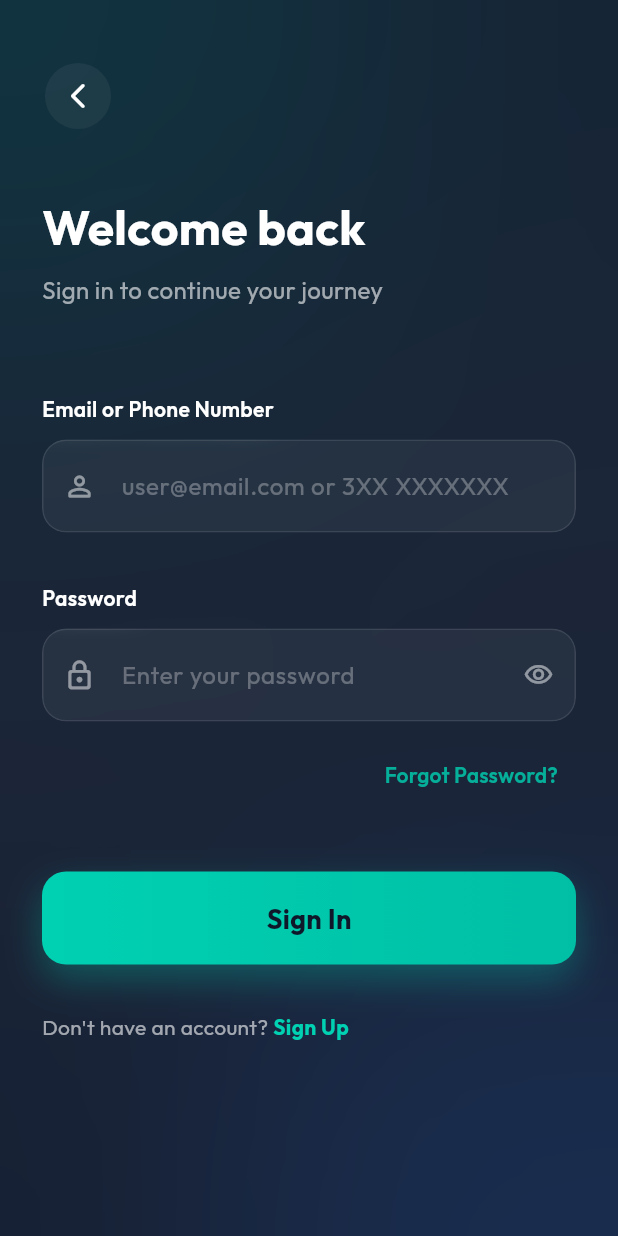
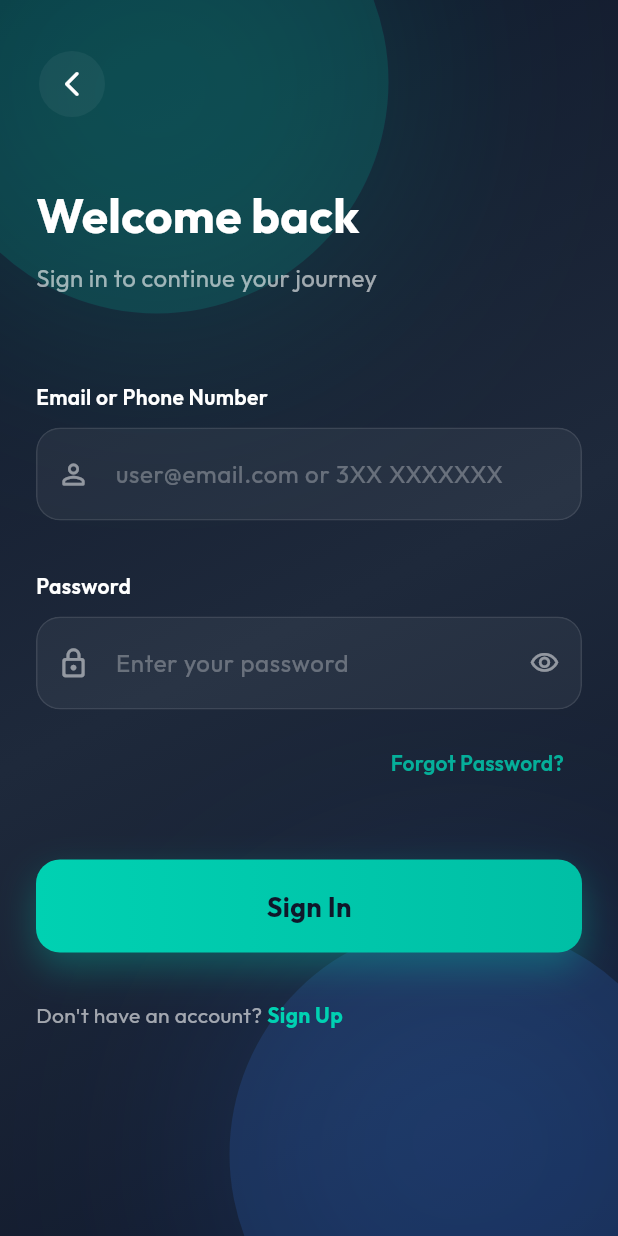
Before and after one commit to Wajhi-5092/Palm-pay, a Flutter app: the screen it shows after launch, after a tap on "Personal Account", on a phone screen of 412 x 824 dp. Run offline on Flutter 3.47's test engine with Material 3 defaults, Android fonts, the phone set to English and light mode, and no system bars; our stand-ins replace camera, cloud_firestore, cloud_functions, connectivity_plus, firebase_auth, firebase_core and 5 more; missing offline and left inert: encrypt, firebase_app_check, hand_landmarker; accounts and stored records are empty.

Commit message:
refactor: introduce responsive layout utilities and replace ambient glow with soft blob for performance improvements

```diff
--- a/lib/main.dart
+++ b/lib/main.dart
@@ -3,6 +3,7 @@ import 'package:flutter/material.dart';
 import 'package:flutter/foundation.dart';
 import 'package:paypalm/screens/splash_screen.dart';
 import 'package:paypalm/theme/app_theme.dart';
+import 'package:paypalm/theme/responsive.dart';
 import 'package:firebase_core/firebase_core.dart';
 import 'package:firebase_auth/firebase_auth.dart';
 import 'package:firebase_app_check/firebase_app_check.dart';
@@ -17,6 +18,8 @@ import 'package:paypalm/user/modules/security/mpin_unlock_screen.dart';
 
 void main() async {
   WidgetsFlutterBinding.ensureInitialized();
+  PaintingBinding.instance.imageCache.maximumSize = 80;
+  PaintingBinding.instance.imageCache.maximumSizeBytes = 40 << 20;
   await Firebase.initializeApp(
     options: DefaultFirebaseOptions.currentPlatform,
   );
@@ -159,12 +162,20 @@ class _MyAppState extends State<MyApp> {
               debugShowCheckedModeBanner: false,
               theme: AppTheme.lightTheme,
               darkTheme: AppTheme.darkTheme,
+              builder: (context, child) {
+                return MediaQuery(
+                  data: MediaQuery.of(context).copyWith(
+                    textScaler: AppLayout.clampedTextScaler(context),
+                  ),
+                  child: child ?? const SizedBox.shrink(),
+                );
+              },
               home: const SplashScreen(),
             ),
             if (!_isOnline)
               Positioned(
-                left: 16,
-                right: 16,
+                left: AppLayout.horizontalPadding(context),
+                right: AppLayout.horizontalPadding(context),
                 bottom: 24,
                 child: AnimatedOpacity(
                   opacity: _isOnline ? 0 : 1,
--- a/lib/merchant/screens/merchant_login_screen.dart
+++ b/lib/merchant/screens/merchant_login_screen.dart
@@ -1,4 +1,5 @@
 import 'package:flutter/material.dart';
+import 'package:paypalm/theme/responsive.dart';
 import '../../services/merchant_service.dart';
 import '../../models/merchant_model.dart';
 import '../../widgets/custom_snackbar.dart';
@@ -140,10 +141,10 @@ class _MerchantLoginScreenState extends State<MerchantLoginScreen> {
           child: Center(
             child: SingleChildScrollView(
               keyboardDismissBehavior: ScrollViewKeyboardDismissBehavior.onDrag,
-              padding: const EdgeInsets.all(24),
+              padding: EdgeInsets.all(AppLayout.horizontalPadding(context)),
               child: ConstrainedBox(
                 constraints: const BoxConstraints(
-                  maxWidth: 420,
+                  maxWidth: AppLayout.contentMaxWidth,
                 ),
                 child: Form(
                   key: _formKey,
--- a/lib/screens/auth_choice_screen.dart
+++ b/lib/screens/auth_choice_screen.dart
@@ -1,5 +1,6 @@
-import 'dart:ui';
 import 'package:flutter/material.dart';
+import 'package:paypalm/theme/responsive.dart';
+import 'package:paypalm/widgets/common/soft_blob.dart';
 import '../user/screens/login_screen.dart';
 import '../merchant/screens/merchant_login_screen.dart';
 
@@ -8,13 +9,12 @@ class AuthChoiceScreen extends StatelessWidget {
 
   @override
   Widget build(BuildContext context) {
-    final size = MediaQuery.of(context).size;
+    final size = MediaQuery.sizeOf(context);
     final height = size.height;
-    final width = size.width;
     final glowSize = (size.shortestSide * 0.7).clamp(200.0, 320.0);
 
     // Responsive scaling
-    final isSmall = height < 700;
+    final isSmall = AppLayout.isShort(context) || AppLayout.isNarrow(context);
 
     return Scaffold(
       body: Stack(
@@ -38,17 +38,9 @@ class AuthChoiceScreen extends StatelessWidget {
           Positioned(
             top: -100,
             right: -50,
-            child: Container(
-              width: glowSize,
-              height: glowSize,
-              decoration: BoxDecoration(
-                shape: BoxShape.circle,
-                color: const Color(0xFF3A86FF).withValues(alpha: 0.15),
-              ),
-              child: BackdropFilter(
-                filter: ImageFilter.blur(sigmaX: 80, sigmaY: 80),
-                child: Container(color: Colors.transparent),
-              ),
+            child: SoftBlob(
+              size: glowSize,
+              color: const Color(0xFF3A86FF).withValues(alpha: 0.15),
             ),
           ),
 
@@ -58,8 +50,16 @@ class AuthChoiceScreen extends StatelessWidget {
               child: ConstrainedBox(
                 constraints: BoxConstraints(minHeight: height),
                 child: Padding(
-                  padding: EdgeInsets.symmetric(horizontal: width * 0.07),
-                  child: Column(
+                  padding: EdgeInsets.symmetric(
+                    horizontal: AppLayout.horizontalPadding(context),
+                  ),
+                  child: Align(
+                    alignment: Alignment.topCenter,
+                    child: ConstrainedBox(
+                      constraints: const BoxConstraints(
+                        maxWidth: AppLayout.contentMaxWidth,
+                      ),
+                      child: Column(
                     crossAxisAlignment: CrossAxisAlignment.start,
                     children: [
                       SizedBox(height: height * 0.06),
@@ -151,6 +151,8 @@ class AuthChoiceScreen extends StatelessWidget {
                       SizedBox(height: height * 0.08),
                     ],
                   ),
+                    ),
+                  ),
                 ),
               ),
             ),
@@ -192,9 +194,7 @@ class RoleCard extends StatelessWidget {
       onTap: onPressed,
       child: ClipRRect(
         borderRadius: BorderRadius.circular(20),
-        child: BackdropFilter(
-          filter: ImageFilter.blur(sigmaX: 10, sigmaY: 10),
-          child: Container(
+        child: Container(
             padding: EdgeInsets.all(isSmall ? 16 : 20),
             decoration: BoxDecoration(
               color: Colors.white.withValues(alpha: 0.05),
@@ -232,6 +232,8 @@ class RoleCard extends StatelessWidget {
                     children: [
                       Text(
                         title,
+                        maxLines: 1,
+                        overflow: TextOverflow.ellipsis,
                         style: TextStyle(
                           color: Colors.white,
                           fontSize: isSmall ? 16 : 18,
@@ -241,6 +243,8 @@ class RoleCard extends StatelessWidget {
                       const SizedBox(height: 4),
                       Text(
                         subtitle,
+                        maxLines: 2,
+                        overflow: TextOverflow.ellipsis,
                         style: TextStyle(
                           color: Colors.white.withValues(alpha: 0.6),
                           fontSize: isSmall ? 12 : 13,
@@ -258,7 +262,6 @@ class RoleCard extends StatelessWidget {
             ),
           ),
         ),
-      ),
-    );
+      );
   }
 }
--- a/lib/screens/splash_screen.dart
+++ b/lib/screens/splash_screen.dart
@@ -1,6 +1,6 @@
 import 'dart:async';
-import 'dart:ui';
 import 'package:flutter/material.dart';
+import 'package:paypalm/widgets/common/soft_blob.dart';
 import 'package:firebase_auth/firebase_auth.dart';
 import 'package:paypalm/services/auth_service.dart';
 import 'auth_choice_screen.dart';
@@ -99,7 +99,7 @@ class _SplashScreenState extends State<SplashScreen>
               Positioned(
                 top: -constraints.maxHeight * 0.15,
                 left: -constraints.maxWidth * 0.2,
-                child: _Glow(
+                child: SoftBlob(
                   size: constraints.maxWidth * 0.8,
                   color: brandTeal.withValues(alpha: 0.12),
                 ),
@@ -109,7 +109,7 @@ class _SplashScreenState extends State<SplashScreen>
               Positioned(
                 bottom: -constraints.maxHeight * 0.15,
                 right: -constraints.maxWidth * 0.2,
-                child: _Glow(
+                child: SoftBlob(
                   size: constraints.maxWidth * 0.8,
                   color: const Color(0xFF3A86FF).withValues(alpha: 0.12),
                 ),
@@ -213,29 +213,3 @@ class _SplashScreenState extends State<SplashScreen>
     );
   }
 }
-
-class _Glow extends StatelessWidget {
-  final double size;
-  final Color color;
-
-  const _Glow({
-    required this.size,
-    required this.color,
-  });
-
-  @override
-  Widget build(BuildContext context) {
-    return Container(
-      width: size,
-      height: size,
-      decoration: BoxDecoration(
-        shape: BoxShape.circle,
-        color: color,
-      ),
-      child: BackdropFilter(
-        filter: ImageFilter.blur(sigmaX: 80, sigmaY: 80),
-        child: Container(color: Colors.transparent),
-      ),
-    );
-  }
-}
--- /dev/null
+++ b/lib/theme/responsive.dart
@@ -0,0 +1,68 @@
+import 'package:flutter/material.dart';
+
+/// Layout helpers only. Does not change app logic.
+class AppLayout {
+  AppLayout._();
+
+  static const double contentMaxWidth = 480;
+
+  static Size sizeOf(BuildContext context) => MediaQuery.sizeOf(context);
+
+  static bool isNarrow(BuildContext context) => sizeOf(context).width < 360;
+
+  static bool isShort(BuildContext context) => sizeOf(context).height < 700;
+
+  static bool isWide(BuildContext context) => sizeOf(context).width >= 600;
+
+  static double horizontalPadding(BuildContext context) {
+    final w = sizeOf(context).width;
+    if (w < 360) return 16;
+    if (w >= 600) return 32;
+    return 24;
+  }
+
+  static double titleSize(BuildContext context) => isNarrow(context) ? 26 : 32;
+
+  static double sectionTitleSize(BuildContext context) =>
+      isNarrow(context) ? 16 : 18;
+
+  static double pageTopGap(BuildContext context) =>
+      isShort(context) ? 16 : 32;
+
+  /// Caps huge system font sizes so layouts don't overflow.
+  static TextScaler clampedTextScaler(BuildContext context) {
+    return MediaQuery.textScalerOf(context).clamp(
+      minScaleFactor: 0.85,
+      maxScaleFactor: 1.2,
+    );
+  }
+}
+
+/// Centers content on tablets; keeps phones full-width.
+class ResponsiveContent extends StatelessWidget {
+  final Widget child;
+  final EdgeInsetsGeometry? padding;
+
+  const ResponsiveContent({
+    super.key,
+    required this.child,
+    this.padding,
+  });
+
+  @override
+  Widget build(BuildContext context) {
+    return Align(
+      alignment: Alignment.topCenter,
+      child: ConstrainedBox(
+        constraints: const BoxConstraints(maxWidth: AppLayout.contentMaxWidth),
+        child: Padding(
+          padding: padding ??
+              EdgeInsets.symmetric(
+                horizontal: AppLayout.horizontalPadding(context),
+              ),
+          child: child,
+        ),
+      ),
+    );
+  }
+}
--- a/lib/user/screens/login_screen.dart
+++ b/lib/user/screens/login_screen.dart
@@ -1,6 +1,5 @@
 // ignore_for_file: deprecated_member_use
 
-import 'dart:ui';
 import 'package:flutter/material.dart';
 import 'home_page.dart';
 import 'register_screen.dart';
@@ -9,6 +8,8 @@ import 'package:paypalm/services/mpin_service.dart';
 import 'package:paypalm/services/connectivity_service.dart';
 import 'package:paypalm/user/modules/security/mpin_unlock_screen.dart';
 import 'package:paypalm/widgets/custom_snackbar.dart';
+import 'package:paypalm/theme/responsive.dart';
+import 'package:paypalm/widgets/common/soft_blob.dart';
 
 class LoginScreen extends StatefulWidget {
   const LoginScreen({super.key});
@@ -137,6 +138,8 @@ class _LoginScreenState extends State<LoginScreen> {
   Widget build(BuildContext context) {
     const Color brandTeal = Color(0xFF00D1B2);
     const Color accentBlue = Color(0xFF3A86FF);
+    final glowSize =
+        (MediaQuery.sizeOf(context).shortestSide * 0.75).clamp(220.0, 360.0);
 
     return Scaffold(
       body: Stack(
@@ -160,21 +163,29 @@ class _LoginScreenState extends State<LoginScreen> {
           Positioned(
             top: -100,
             left: -50,
-            child: _AmbientGlow(color: brandTeal.withValues(alpha: 0.15)),
+            child: SoftBlob(color: brandTeal.withValues(alpha: 0.15), size: glowSize),
           ),
           Positioned(
             bottom: -100,
             right: -50,
-            child: _AmbientGlow(color: accentBlue.withValues(alpha: 0.15)),
+            child: SoftBlob(color: accentBlue.withValues(alpha: 0.15), size: glowSize),
           ),
 
           SafeArea(
             child: SingleChildScrollView(
-              padding: const EdgeInsets.symmetric(horizontal: 28),
-              child: Column(
+              padding: EdgeInsets.symmetric(
+                horizontal: AppLayout.horizontalPadding(context),
+              ),
+              child: Align(
+                alignment: Alignment.topCenter,
+                child: ConstrainedBox(
+                  constraints: const BoxConstraints(
+                    maxWidth: AppLayout.contentMaxWidth,
+                  ),
+                  child: Column(
                 crossAxisAlignment: CrossAxisAlignment.start,
                 children: [
-                  const SizedBox(height: 40),
+                  SizedBox(height: AppLayout.pageTopGap(context)),
                   // Back Button
                   IconButton(
                     onPressed: () => Navigator.of(context).pop(),
@@ -188,11 +199,11 @@ class _LoginScreenState extends State<LoginScreen> {
                   const SizedBox(height: 40),
 
                   // Header
-                  const Text(
+                  Text(
                     'Welcome back',
                     style: TextStyle(
                       color: Colors.white,
-                      fontSize: 32,
+                      fontSize: AppLayout.titleSize(context),
                       fontWeight: FontWeight.bold,
                     ),
                   ),
@@ -321,6 +332,8 @@ class _LoginScreenState extends State<LoginScreen> {
                   const SizedBox(height: 40),
                 ],
               ),
+                ),
+              ),
             ),
           ),
         ],
@@ -355,9 +368,7 @@ class _LoginScreenState extends State<LoginScreen> {
           const SizedBox(height: 10),
           ClipRRect(
             borderRadius: BorderRadius.circular(16),
-            child: BackdropFilter(
-              filter: ImageFilter.blur(sigmaX: 10, sigmaY: 10),
-              child: Container(
+            child: Container(
                 decoration: BoxDecoration(
                   color: Colors.white.withValues(alpha: 0.05),
                   borderRadius: BorderRadius.circular(16),
@@ -420,7 +431,6 @@ class _LoginScreenState extends State<LoginScreen> {
                         horizontal: 20, vertical: 18),
                   ),
                 ),
-              ),
             ),
           ),
         ],
@@ -428,27 +438,3 @@ class _LoginScreenState extends State<LoginScreen> {
     );
   }
 }
-
-class _AmbientGlow extends StatelessWidget {
-  final Color color;
-  const _AmbientGlow({required this.color});
-
-  @override
-  Widget build(BuildContext context) {
-    final shortestSide = MediaQuery.of(context).size.shortestSide;
-    final glowSize = (shortestSide * 0.75).clamp(220.0, 360.0);
-
-    return Container(
-      width: glowSize,
-      height: glowSize,
-      decoration: BoxDecoration(
-        shape: BoxShape.circle,
-        color: color,
-      ),
-      child: BackdropFilter(
-        filter: ImageFilter.blur(sigmaX: 100, sigmaY: 100),
-        child: Container(color: Colors.transparent),
-      ),
-    );
-  }
-}
--- a/lib/user/widgets/home/wallet_card.dart
+++ b/lib/user/widgets/home/wallet_card.dart
@@ -47,7 +47,8 @@ class _WalletCardState extends State<WalletCard> {
         final width = constraints.maxWidth;
         final isSmall = width < 350;
 
-        return GestureDetector(
+        return RepaintBoundary(
+          child: GestureDetector(
           onTap: () {},
           child: Container(
             margin: EdgeInsets.symmetric(
@@ -214,6 +215,7 @@ class _WalletCardState extends State<WalletCard> {
               ),
             ),
           ),
+        ),
         );
           },
         );
--- /dev/null
+++ b/lib/widgets/common/soft_blob.dart
@@ -0,0 +1,34 @@
+import 'package:flutter/material.dart';
+
+/// Soft circle highlight without [BackdropFilter] (much cheaper on GPU).
+class SoftBlob extends StatelessWidget {
+  final double size;
+  final Color color;
+
+  const SoftBlob({
+    super.key,
+    required this.size,
+    required this.color,
+  });
+
+  @override
+  Widget build(BuildContext context) {
+    return IgnorePointer(
+      child: Container(
+        width: size,
+        height: size,
+        decoration: BoxDecoration(
+          shape: BoxShape.circle,
+          color: color,
+          boxShadow: [
+            BoxShadow(
+              color: color,
+              blurRadius: size * 0.4,
+              spreadRadius: size * 0.05,
+            ),
+          ],
+        ),
+      ),
+    );
+  }
+}
--- a/lib/widgets/custom_snackbar.dart
+++ b/lib/widgets/custom_snackbar.dart
@@ -1,4 +1,3 @@
-import 'dart:ui';
 import 'package:flutter/material.dart';
 
 enum SnackbarType { success, error, warning, info }
@@ -46,9 +45,7 @@ class CustomSnackbar {
         duration: const Duration(seconds: 3),
         content: ClipRRect(
           borderRadius: BorderRadius.circular(16),
-          child: BackdropFilter(
-            filter: ImageFilter.blur(sigmaX: 10, sigmaY: 10),
-            child: Container(
+          child: Container(
               padding: const EdgeInsets.symmetric(horizontal: 16, vertical: 14),
               decoration: BoxDecoration(
                 color: const Color(0xFF1E293B).withValues(alpha: 0.85),
@@ -93,7 +90,6 @@ class CustomSnackbar {
                 ],
               ),
             ),
-          ),
         ),
       ),
     );
```
Also changed, not shown: lib/merchant/screens/merchant_home_screen.dart (+36 -37 lines), lib/merchant/screens/merchant_registration_screen.dart (+11 -2 lines), lib/merchant/screens/merchant_settings_screen.dart (+11 -3 lines), lib/merchant/widgets/merchant_action_card.dart (+6 -3 lines), lib/merchant/widgets/merchant_balance_card.dart (+11 -4 lines), lib/palm/ui/palm_scanner_screen.dart (+19 -15 lines), lib/user/screens/home_page.dart (+11 -4 lines), lib/user/screens/register_screen.dart (+23 -40 lines), lib/user/widgets/home/more_features_grid.dart (+16 -7 lines).
